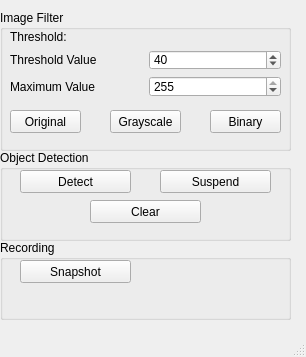
The window that pycrafter4500_stepper-based-master/camera/mainwindow.ui (ZhaoxinLee/MagRobotPrinter) describes before a commit, drawn with Qt 5.
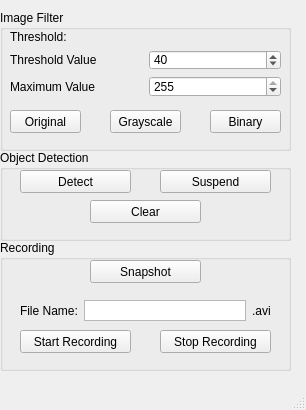
The same window after the commit.

Diff of the .ui file:
```diff
--- a/pycrafter4500_stepper-based-master/camera/mainwindow.ui
+++ b/pycrafter4500_stepper-based-master/camera/mainwindow.ui
@@ -7,7 +7,7 @@
     <x>0</x>
     <y>0</y>
     <width>306</width>
-    <height>357</height>
+    <height>410</height>
    </rect>
   </property>
   <property name="windowTitle">
@@ -177,7 +177,7 @@
       <x>0</x>
       <y>240</y>
       <width>291</width>
-      <height>80</height>
+      <height>131</height>
      </rect>
     </property>
     <property name="title">
@@ -186,7 +186,7 @@
     <widget class="QPushButton" name="btn_snapshot">
      <property name="geometry">
       <rect>
-       <x>20</x>
+       <x>90</x>
        <y>20</y>
        <width>111</width>
        <height>23</height>
@@ -196,6 +196,74 @@
       <string>Snapshot</string>
      </property>
     </widget>
+    <widget class="QPushButton" name="btn_startRecording">
+     <property name="geometry">
+      <rect>
+       <x>20</x>
+       <y>90</y>
+       <width>111</width>
+       <height>23</height>
+      </rect>
+     </property>
+     <property name="text">
+      <string>Start Recording</string>
+     </property>
+    </widget>
+    <widget class="QPushButton" name="btn_stopRecording">
+     <property name="geometry">
+      <rect>
+       <x>160</x>
+       <y>90</y>
+       <width>111</width>
+       <height>23</height>
+      </rect>
+     </property>
+     <property name="text">
+      <string>Stop Recording</string>
+     </property>
+    </widget>
+    <widget class="QWidget" name="verticalLayoutWidget_2">
+     <property name="geometry">
+      <rect>
+       <x>20</x>
+       <y>60</y>
+       <width>251</width>
+       <height>21</height>
+      </rect>
+     </property>
+     <layout class="QHBoxLayout" name="horizontalLayout">
+      <item>
+       <widget class="QLabel" name="label">
+        <property name="text">
+         <string>File Name:</string>
+        </property>
+       </widget>
+      </item>
+      <item>
+       <widget class="QPlainTextEdit" name="pte_filename">
+        <property name="enabled">
+         <bool>true</bool>
+        </property>
+        <property name="focusPolicy">
+         <enum>Qt::StrongFocus</enum>
+        </property>
+        <property name="contextMenuPolicy">
+         <enum>Qt::DefaultContextMenu</enum>
+        </property>
+        <property name="verticalScrollBarPolicy">
+         <enum>Qt::ScrollBarAlwaysOff</enum>
+        </property>
+       </widget>
+      </item>
+      <item>
+       <widget class="QLabel" name="label_2">
+        <property name="text">
+         <string>.avi</string>
+        </property>
+       </widget>
+      </item>
+     </layout>
+    </widget>
    </widget>
   </widget>
   <widget class="QMenuBar" name="menubar">
```
